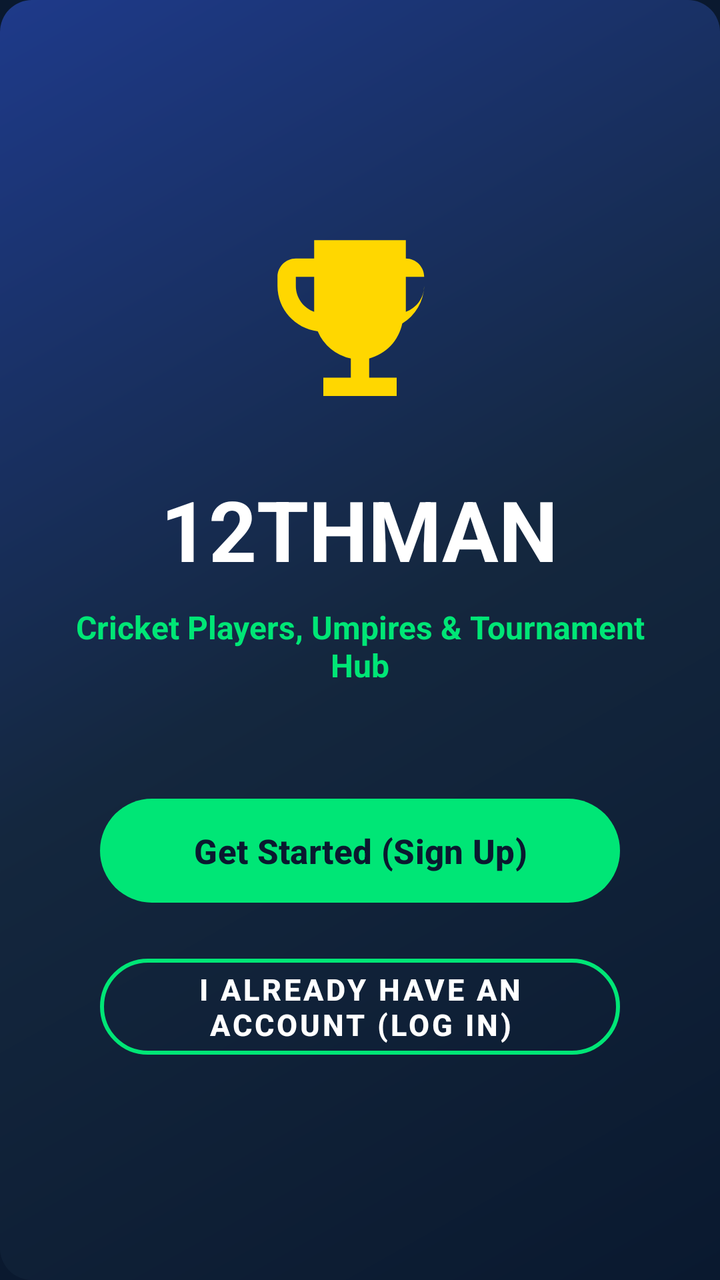
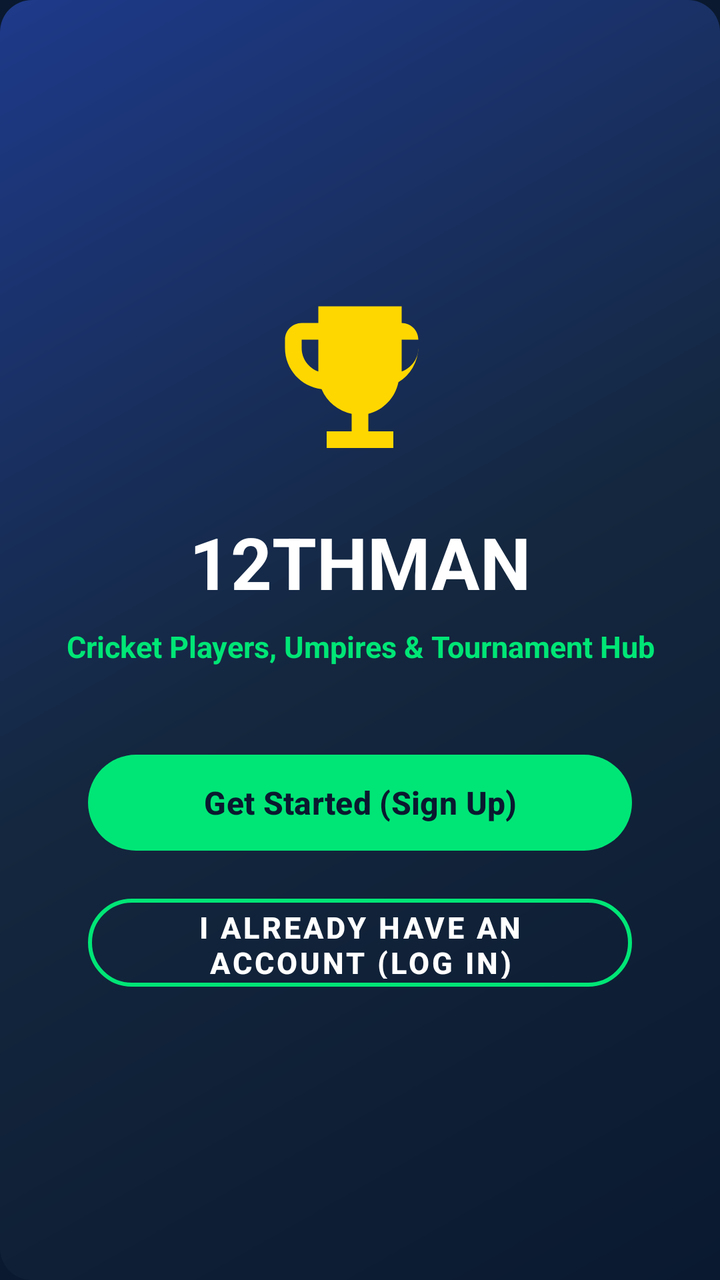

Before-and-after screenshots of an Android layout around one commit, followed by the original layout XML and the change that was made.
<!-- AndroidManifest.xml: application theme Theme.TwelveMan -->
<!-- res/layout/fragment_splash.xml -->
<?xml version="1.0" encoding="utf-8"?>
<RelativeLayout xmlns:android="http://schemas.android.com/apk/res/android"
    xmlns:app="http://schemas.android.com/apk/res-auto"
    android:layout_width="match_parent"
    android:layout_height="match_parent"
    android:background="@drawable/bg_card_gradient"
    android:gravity="center"
    android:padding="24dp">

    <LinearLayout
        android:layout_width="wrap_content"
        android:layout_height="wrap_content"
        android:gravity="center"
        android:orientation="vertical">

        <ImageView
            android:id="@+id/ivLogo"
            android:layout_width="110dp"
            android:layout_height="110dp"
            android:src="@drawable/ic_trophy"
            app:tint="@color/accent_gold" />

        <TextView
            android:id="@+id/tvAppName"
            android:layout_width="wrap_content"
            android:layout_height="wrap_content"
            android:layout_marginTop="20dp"
            android:text="@string/app_name"
            android:textColor="@color/text_white"
            android:textSize="42sp"
            android:textStyle="bold" />

        <TextView
            android:id="@+id/tvTagline"
            android:layout_width="wrap_content"
            android:layout_height="wrap_content"
            android:layout_marginTop="10dp"
            android:gravity="center"
            android:text="@string/app_tagline"
            android:textColor="@color/accent_green"
            android:textSize="16sp"
            android:textStyle="bold" />

        <com.google.android.material.button.MaterialButton
            android:id="@+id/btnGetStarted"
            android:layout_width="260dp"
            android:layout_height="60dp"
            android:layout_marginTop="52dp"
            android:text="Get Started (Sign Up)"
            android:textColor="@color/primary_navy"
            android:textSize="17sp"
            android:textStyle="bold"
            app:backgroundTint="@color/accent_green"
            app:cornerRadius="30dp" />

        <com.google.android.material.button.MaterialButton
            android:id="@+id/btnLoginSplash"
            style="@style/Widget.MaterialComponents.Button.OutlinedButton"
            android:layout_width="260dp"
            android:layout_height="60dp"
            android:layout_marginTop="18dp"
            android:text="I already have an account (Log In)"
            android:textColor="@color/text_white"
            android:textSize="15sp"
            android:textStyle="bold"
            app:cornerRadius="30dp"
            app:strokeColor="@color/accent_green"
            app:strokeWidth="2dp" />
    </LinearLayout>
</RelativeLayout>
<!-- resources referenced by this layout -->
<resources>
  <color name="accent_gold">#FFD700</color>
  <color name="accent_green">#00E676</color>
  <color name="primary_navy">#0A192F</color>
  <color name="text_white">#FFFFFF</color>
  <!-- drawable bg_card_gradient (drawable) -->
  <?xml version="1.0" encoding="utf-8"?>
  <shape xmlns:android="http://schemas.android.com/apk/res/android">
      <gradient
          android:startColor="#0A192F"
          android:centerColor="#14273E"
          android:endColor="#1E3A8A"
          android:angle="135"/>
      <corners android:radius="16dp"/>
  </shape>
  <!-- drawable ic_trophy (drawable) -->
  <vector xmlns:android="http://schemas.android.com/apk/res/android"
      android:width="24dp"
      android:height="24dp"
      android:viewportWidth="24"
      android:viewportHeight="24">
    <path
        android:fillColor="#FF000000"
        android:pathData="M19,5h-2V3H7v2H5c-1.1,0 -2,0.9 -2,2v1c0,2.55 1.92,4.63 4.39,4.94A5.01,5.01 0 0,0 11,15.9V18H8v2h8v-2h-3v-2.1c1.82,-0.46 3.23,-1.93 3.61,-3.8A4.996,4.996 0 0,0 19,8V7c0,-1.1 -0.9,-2 -2,-2zM5,8V7h2v3.82C5.84,10.4 5,9.3 5,8zm14,0c0,1.3 -0.84,2.4 -2,2.82V7h2v1z"/>
  </vector>
  <string name="app_name">12THMAN</string>
  <string name="app_tagline">Cricket Players, Umpires &amp; Tournament Hub</string>
  <color name="primary_variant">#14273E</color>
  <color name="accent_blue">#2979FF</color>
  <color name="surface_white">#14273E</color>
  <color name="text_primary">#FFFFFF</color>
  <color name="bg_light">#0A192F</color>
  <color name="text_secondary">#E2E8F0</color>
  <color name="text_hint">#A0AEC0</color>
  <style name="TextAppearance.TwelveMan.HeadlineLarge" parent="TextAppearance.Material3.HeadlineLarge">
          <item name="android:textSize">@dimen/text_size_hero</item>
          <item name="android:textStyle">bold</item>
          <item name="android:textColor">@color/text_primary</item>
      </style>
  <style name="TextAppearance.TwelveMan.HeadlineMedium" parent="TextAppearance.Material3.HeadlineMedium">
          <item name="android:textSize">@dimen/text_size_display</item>
          <item name="android:textStyle">bold</item>
          <item name="android:textColor">@color/text_primary</item>
      </style>
  <style name="TextAppearance.TwelveMan.TitleLarge" parent="TextAppearance.Material3.TitleLarge">
          <item name="android:textSize">@dimen/text_size_headline</item>
          <item name="android:textStyle">bold</item>
          <item name="android:textColor">@color/text_primary</item>
      </style>
  <style name="TextAppearance.TwelveMan.BodyLarge" parent="TextAppearance.Material3.BodyLarge">
          <item name="android:textSize">@dimen/text_size_body</item>
          <item name="android:textColor">@color/text_primary</item>
      </style>
  <style name="TextAppearance.TwelveMan.BodyMedium" parent="TextAppearance.Material3.BodyMedium">
          <item name="android:textSize">@dimen/text_size_body_secondary</item>
          <item name="android:textColor">@color/text_secondary</item>
      </style>
  <dimen name="text_size_hero">34sp</dimen>
  <dimen name="text_size_display">28sp</dimen>
  <dimen name="text_size_headline">24sp</dimen>
  <dimen name="text_size_body">16sp</dimen>
  <dimen name="text_size_body_secondary">15sp</dimen>
  <!-- unchanged entries left out for length: 1 -->
</resources>

<!-- the commit's change to res/layout/fragment_splash.xml (unified diff, before → after) -->
@@ -1,22 +1,22 @@
 <?xml version="1.0" encoding="utf-8"?>
-<RelativeLayout xmlns:android="http://schemas.android.com/apk/res/android"
+<ScrollView xmlns:android="http://schemas.android.com/apk/res/android"
     xmlns:app="http://schemas.android.com/apk/res-auto"
     android:layout_width="match_parent"
     android:layout_height="match_parent"
     android:background="@drawable/bg_card_gradient"
-    android:gravity="center"
-    android:padding="24dp">
+    android:fillViewport="true">
 
     <LinearLayout
-        android:layout_width="wrap_content"
+        android:layout_width="match_parent"
         android:layout_height="wrap_content"
         android:gravity="center"
-        android:orientation="vertical">
+        android:orientation="vertical"
+        android:padding="24dp">
 
         <ImageView
             android:id="@+id/ivLogo"
-            android:layout_width="110dp"
-            android:layout_height="110dp"
+            android:layout_width="100dp"
+            android:layout_height="100dp"
             android:src="@drawable/ic_trophy"
             app:tint="@color/accent_gold" />
 
@@ -24,47 +24,49 @@
             android:id="@+id/tvAppName"
             android:layout_width="wrap_content"
             android:layout_height="wrap_content"
-            android:layout_marginTop="20dp"
+            android:layout_marginTop="16dp"
             android:text="@string/app_name"
             android:textColor="@color/text_white"
-            android:textSize="42sp"
+            android:textSize="36sp"
             android:textStyle="bold" />
 
         <TextView
             android:id="@+id/tvTagline"
             android:layout_width="wrap_content"
             android:layout_height="wrap_content"
-            android:layout_marginTop="10dp"
+            android:layout_marginTop="8dp"
             android:gravity="center"
             android:text="@string/app_tagline"
             android:textColor="@color/accent_green"
-            android:textSize="16sp"
+            android:textSize="15sp"
             android:textStyle="bold" />
 
         <com.google.android.material.button.MaterialButton
             android:id="@+id/btnGetStarted"
-            android:layout_width="260dp"
-            android:layout_height="60dp"
-            android:layout_marginTop="52dp"
+            android:layout_width="match_parent"
+            android:layout_height="56dp"
+            android:layout_marginHorizontal="20dp"
+            android:layout_marginTop="40dp"
             android:text="Get Started (Sign Up)"
             android:textColor="@color/primary_navy"
-            android:textSize="17sp"
+            android:textSize="16sp"
             android:textStyle="bold"
             app:backgroundTint="@color/accent_green"
-            app:cornerRadius="30dp" />
+            app:cornerRadius="28dp" />
 
         <com.google.android.material.button.MaterialButton
             android:id="@+id/btnLoginSplash"
             style="@style/Widget.MaterialComponents.Button.OutlinedButton"
-            android:layout_width="260dp"
-            android:layout_height="60dp"
-            android:layout_marginTop="18dp"
+            android:layout_width="match_parent"
+            android:layout_height="56dp"
+            android:layout_marginHorizontal="20dp"
+            android:layout_marginTop="14dp"
             android:text="I already have an account (Log In)"
             android:textColor="@color/text_white"
             android:textSize="15sp"
             android:textStyle="bold"
-            app:cornerRadius="30dp"
+            app:cornerRadius="28dp"
             app:strokeColor="@color/accent_green"
             app:strokeWidth="2dp" />
     </LinearLayout>
-</RelativeLayout>
+</ScrollView>
